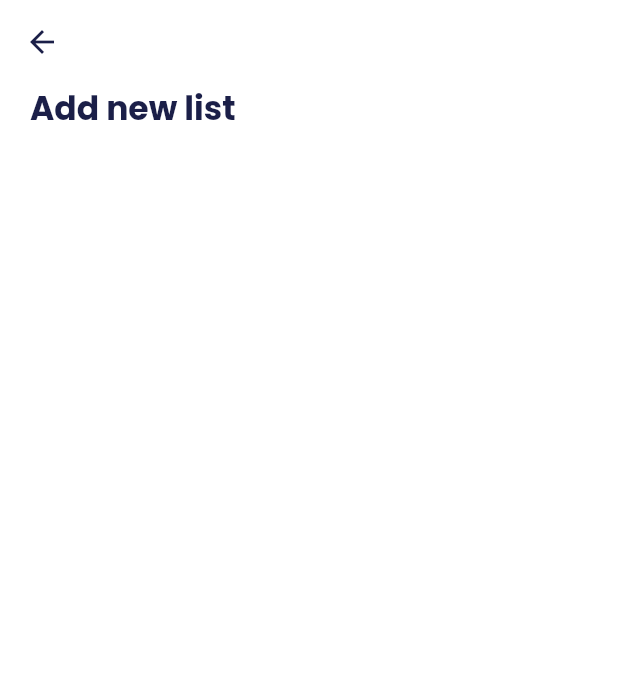
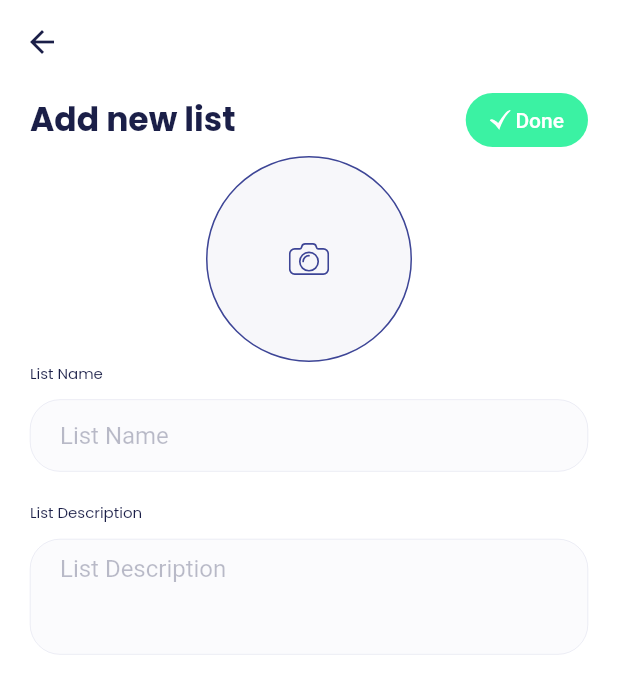
Before and after one commit to Mina-Nabil/shopanizer, a Flutter app: the NewListScreen screen opened directly, on a phone screen of 412 x 824 dp. Shown: the top 694 px of the screen. Run offline on Flutter 3.47's test engine with Material 2 defaults, Android fonts, the light colour scheme and no system bars; our stand-ins replace cloud_firestore, firebase_core, flutter_spinkit, flutter_svg, image_picker; accounts and stored records are empty; network calls fail.

Commit message:
new list screen

```diff
--- a/lib/screens/auth/login_screen.dart
+++ b/lib/screens/auth/login_screen.dart
@@ -1,7 +1,6 @@
-import 'dart:ffi';
-
 import 'package:flutter/material.dart';
 import 'package:flutter_svg/svg.dart';
+import 'package:shopanizer/screens/home/main_screen.dart';
 import 'package:shopanizer/shared/paths.dart';
 import 'package:shopanizer/shared/themes/shopanizer_theme.dart';
 import 'package:shopanizer/shared/widgets/buttons.dart';
@@ -81,7 +80,12 @@ class _LoginScreenState extends State<LoginScreen> {
                   CircularButton(
                     child: SvgPicture.asset(Paths.fbBlueBGIcon),
                     backgroundColor: Colors.transparent,
-                    onPressed: () {},
+                    onPressed: () {
+                      Navigator.pushReplacement(
+                          context,
+                          MaterialPageRoute(
+                              builder: (BuildContext context) => MainScreen()));
+                    },
                     radius: 20,
                   ),
                   CircularButton(
--- a/lib/screens/home/new_group_screen.dart
+++ b/lib/screens/home/new_group_screen.dart
@@ -34,7 +34,7 @@ class _NewGroupScreenState extends State<NewGroupScreen> {
         ),
         child: SingleChildScrollView(
           child: Column(
-            crossAxisAlignment: CrossAxisAlignment.stretch,
+            crossAxisAlignment: CrossAxisAlignment.start,
             children: [
               Row(
                 mainAxisAlignment: MainAxisAlignment.spaceBetween,
--- a/lib/screens/home/new_list_screen.dart
+++ b/lib/screens/home/new_list_screen.dart
@@ -1,4 +1,10 @@
+import 'dart:io';
+
 import 'package:flutter/material.dart';
+import 'package:shopanizer/shared/widgets/buttons.dart';
+import 'package:shopanizer/shared/widgets/photo_picker.dart';
+import 'package:shopanizer/shared/widgets/photo_viewer.dart';
+import 'package:shopanizer/shared/widgets/textbox_with_label.dart';
 
 class NewListScreen extends StatefulWidget {
   @override
@@ -6,21 +12,68 @@ class NewListScreen extends StatefulWidget {
 }
 
 class _NewListScreenState extends State<NewListScreen> {
+  TextEditingController _listNameController = new TextEditingController();
+  TextEditingController _listDescController = new TextEditingController();
+  File? _listPhoto;
   @override
   Widget build(BuildContext context) {
     return Scaffold(
       appBar: AppBar(),
       body: Container(
-        padding: EdgeInsets.symmetric(horizontal: 20,),
+        padding: EdgeInsets.symmetric(
+          horizontal: 20,
+        ),
         child: Column(
+          crossAxisAlignment: CrossAxisAlignment.start,
           children: [
-            Text(
-              "Add new list",
-              style: TextStyle(fontSize: 22, fontWeight: FontWeight.bold),
+            Row(
+              mainAxisAlignment: MainAxisAlignment.spaceBetween,
+              children: [
+                Text(
+                  "Add new list",
+                  style: TextStyle(fontSize: 22, fontWeight: FontWeight.bold),
+                ),
+                DoneButton(
+                  onPressed: () {},
+                )
+              ],
+            ),
+            Center(child: listPhoto()),
+            TextBoxWithLabel(
+              controller: _listNameController,
+              labelText: "List Name",
+              placeHolder: "List Name",
+            ),
+            SizedBox(
+              height: 20,
+            ),
+            TextBoxWithLabel(
+                controller: _listDescController,
+                labelText: "List Description",
+                placeHolder: "List Description",
+                maxLines: 3,
             ),
           ],
         ),
       ),
     );
   }
+
+  Widget listPhoto() {
+    return _listPhoto == null
+        ? PhotoPicker.circular(
+            radius: MediaQuery.of(context).size.width / 6,
+            onPhotoPicked: (image) {
+              setState(() {
+                _listPhoto = File(image.path);
+              });
+            })
+        : PhotoViewer.circular(
+            image: Image.file(
+              _listPhoto!,
+              fit: BoxFit.cover,
+            ),
+            radius: MediaQuery.of(context).size.width / 6,
+          );
+  }
 }
```
